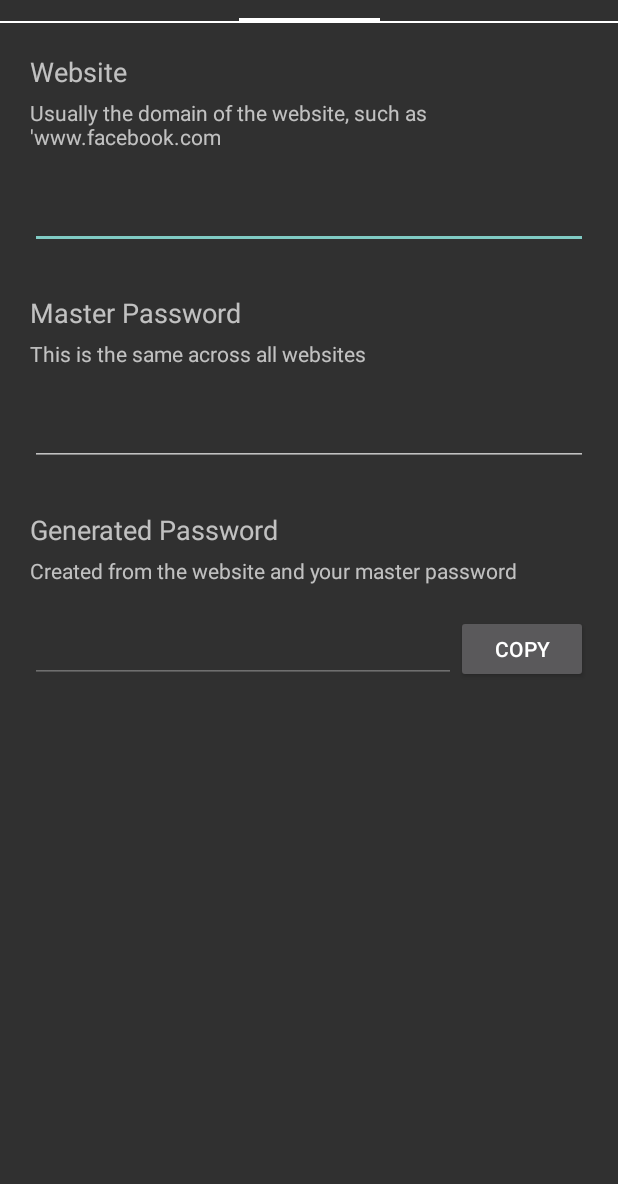
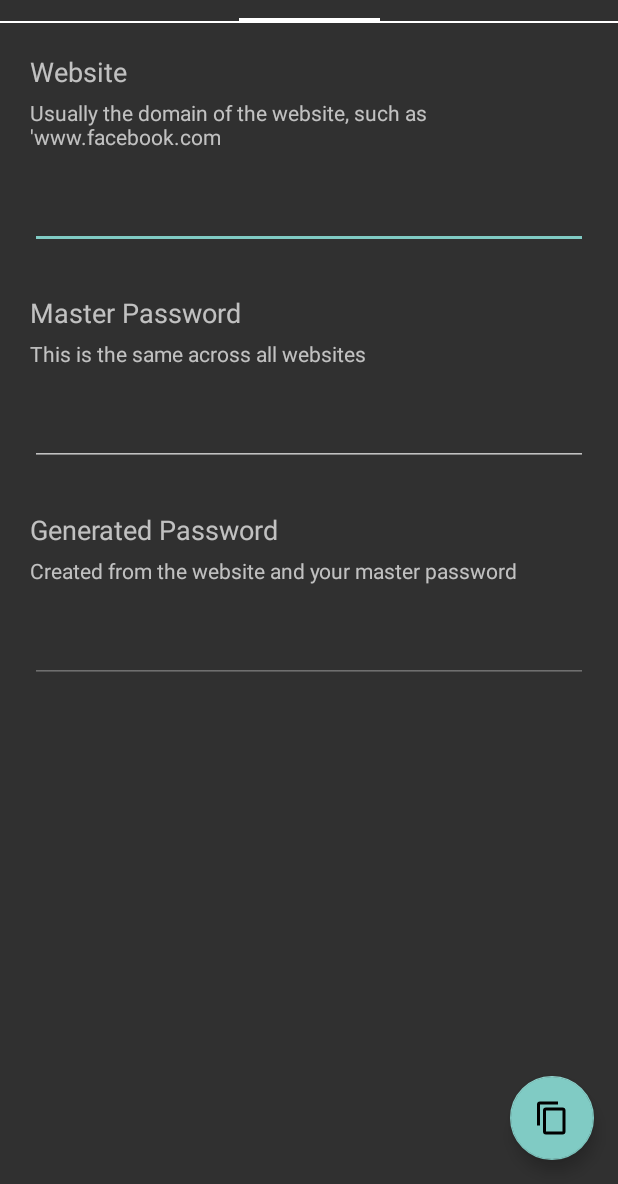
Before and after one commit to dave-cassettari/unique-password, an Android app: the screen it shows after launch (PasswordActivity), on a phone screen of 412 x 824 dp, the part 52-1236 px from its top. Run offline under Robolectric (Android 15) with nearby library versions, the phone set to English and light mode, and no system bars.

Commit message:
Added SQLite storage to Android application. Added floating action button to copy password.

```diff
--- a/Android/app/src/main/java/org/cassettari/uniquepassword/PasswordActivity.java
+++ b/Android/app/src/main/java/org/cassettari/uniquepassword/PasswordActivity.java
@@ -1,10 +1,12 @@
 package org.cassettari.uniquepassword;
 
 import android.os.Bundle;
+import android.support.design.widget.FloatingActionButton;
 import android.support.v4.app.FragmentActivity;
 import android.support.v4.view.ViewPager;
 import android.view.Menu;
 import android.view.MenuItem;
+import android.view.View;
 
 import org.cassettari.uniquepassword.fragments.DomainsFragment;
 import org.cassettari.uniquepassword.fragments.PasswordFragment;
@@ -98,6 +100,17 @@ public class PasswordActivity
 		viewPager.setAdapter(fragmentPagerAdapter);
 		viewPager.setCurrentItem(1, false);
 		viewPager.setOffscreenPageLimit(2);
+
+		final FloatingActionButton actionButton = (FloatingActionButton) findViewById(R.id.fab);
+
+		actionButton.setOnClickListener(new View.OnClickListener()
+		{
+			@Override
+			public void onClick(View v)
+			{
+				fragmentPassword.CopyToClipboard();
+			}
+		});
 	}
 
 	@Override
--- a/Android/app/src/main/java/org/cassettari/uniquepassword/fragments/DomainsFragment.java
+++ b/Android/app/src/main/java/org/cassettari/uniquepassword/fragments/DomainsFragment.java
@@ -1,8 +1,11 @@
 package org.cassettari.uniquepassword.fragments;
 
 import android.app.Activity;
+import android.content.ContentValues;
 import android.content.Context;
 import android.content.DialogInterface;
+import android.database.Cursor;
+import android.database.sqlite.SQLiteDatabase;
 import android.os.Bundle;
 import android.support.v7.app.AlertDialog;
 import android.view.LayoutInflater;
@@ -16,6 +19,7 @@ import android.widget.TextView;
 import org.cassettari.uniquepassword.KnownDomain;
 import org.cassettari.uniquepassword.R;
 import org.cassettari.uniquepassword.listeners.OnDomainChangedListener;
+import org.cassettari.uniquepassword.storage.DomainsDbHelper;
 
 import java.util.LinkedList;
 import java.util.List;
@@ -24,6 +28,7 @@ import java.util.Objects;
 public class DomainsFragment extends TitledFragment
 		implements AdapterView.OnItemClickListener, AdapterView.OnItemLongClickListener
 {
+	private DomainsDbHelper databaseHelper;
 	private KnownDomainAdapter listAdapter;
 	private OnDomainChangedListener domainChangedListener;
 
@@ -59,9 +64,25 @@ public class DomainsFragment extends TitledFragment
 		knownDomain.setMaximumLength(maxLength);
 		knownDomain.setSpecialCharacters(specialChars);
 
+		final SQLiteDatabase db = databaseHelper.getWritableDatabase();
+		final ContentValues values = new ContentValues();
+
+		values.put(DomainsDbHelper.DomainEntry.COLUMN_NAME_URL, knownDomain.getDomain());
+		values.put(DomainsDbHelper.DomainEntry.COLUMN_NAME_LENGTH, knownDomain.getMaximumLength());
+		values.put(DomainsDbHelper.DomainEntry.COLUMN_NAME_SPECIALS, knownDomain.getSpecialCharacters());
+
 		if (alreadyExisted)
 		{
 			listAdapter.remove(knownDomain);
+
+			final String selection = DomainsDbHelper.DomainEntry.COLUMN_NAME_URL + " LIKE ?";
+			final String[] arguments = {knownDomain.getDomain()};
+
+			db.update( DomainsDbHelper.DomainEntry.TABLE_NAME, values, selection, arguments);
+		}
+		else
+		{
+			db.insert(DomainsDbHelper.DomainEntry.TABLE_NAME, null, values);
 		}
 
 		listAdapter.insert(knownDomain, 0);
@@ -84,6 +105,12 @@ public class DomainsFragment extends TitledFragment
 					public void onClick(DialogInterface dialog, int id)
 					{
 						listAdapter.remove(knownDomain);
+
+						final SQLiteDatabase db = databaseHelper.getWritableDatabase();
+						final String selection = DomainsDbHelper.DomainEntry.COLUMN_NAME_URL + " LIKE ?";
+						final String[] arguments = {knownDomain.getDomain()};
+
+						db.delete(DomainsDbHelper.DomainEntry.TABLE_NAME, selection, arguments);
 					}
 				})
 				.setNegativeButton("No", new DialogInterface.OnClickListener()
@@ -101,6 +128,8 @@ public class DomainsFragment extends TitledFragment
 	public void onAttach(Context context)
 	{
 		super.onAttach(context);
+
+		databaseHelper = new DomainsDbHelper(context);
 
 		if (context instanceof OnDomainChangedListener)
 		{
@@ -120,6 +149,45 @@ public class DomainsFragment extends TitledFragment
 		listDomains.setOnItemClickListener(this);
 		listDomains.setOnItemLongClickListener(this);
 		listAdapter.setNotifyOnChange(true);
+
+		final String sortOrder = DomainsDbHelper.DomainEntry.COLUMN_NAME_UPDATED_ON + " ASC";
+		final SQLiteDatabase db = databaseHelper.getWritableDatabase();
+		final String[] projection = {
+				DomainsDbHelper.DomainEntry.COLUMN_NAME_URL,
+				DomainsDbHelper.DomainEntry.COLUMN_NAME_LENGTH,
+				DomainsDbHelper.DomainEntry.COLUMN_NAME_SPECIALS,
+		};
+
+		final Cursor cursor = db.query(
+				DomainsDbHelper.DomainEntry.TABLE_NAME,
+				projection,
+				null,
+				null,
+				null,
+				null,
+				sortOrder
+		);
+
+		if (cursor.moveToFirst())
+		{
+			do
+			{
+				String url = cursor.getString(cursor.getColumnIndex(DomainsDbHelper.DomainEntry.COLUMN_NAME_URL));
+				Integer length = cursor.getInt(cursor.getColumnIndex(DomainsDbHelper.DomainEntry.COLUMN_NAME_LENGTH));
+				String specials = cursor.getString(cursor.getColumnIndex(DomainsDbHelper.DomainEntry.COLUMN_NAME_SPECIALS));
+				KnownDomain domain = new KnownDomain(url);
+
+				if (length != 0)
+				{
+					domain.setMaximumLength(length);
+				}
+
+				domain.setSpecialCharacters(specials);
+
+				listAdapter.add(domain);
+			}
+			while (cursor.moveToNext());
+		}
 
 		return fragment;
 	}
@@ -169,11 +237,11 @@ public class DomainsFragment extends TitledFragment
 
 			if (view == null)
 			{
-				view = ((Activity)getContext()).getLayoutInflater().inflate(android.R.layout.two_line_list_item, null);
+				view = ((Activity) getContext()).getLayoutInflater().inflate(android.R.layout.two_line_list_item, null);
 			}
 
-			TextView textView1 = (TextView)view.findViewById(android.R.id.text1);
-			TextView textView2 = (TextView)view.findViewById(android.R.id.text2);
+			TextView textView1 = (TextView) view.findViewById(android.R.id.text1);
+			TextView textView2 = (TextView) view.findViewById(android.R.id.text2);
 
 			if (item != null)
 			{
--- a/Android/app/src/main/java/org/cassettari/uniquepassword/fragments/PasswordFragment.java
+++ b/Android/app/src/main/java/org/cassettari/uniquepassword/fragments/PasswordFragment.java
@@ -9,7 +9,6 @@ import android.text.TextWatcher;
 import android.view.LayoutInflater;
 import android.view.View;
 import android.view.ViewGroup;
-import android.widget.Button;
 import android.widget.EditText;
 import android.widget.Toast;
 
@@ -53,17 +52,6 @@ public class PasswordFragment extends TitledFragment implements TextWatcher
 		textMaster.addTextChangedListener(this);
 		textDomain.addTextChangedListener(this);
 
-		final Button buttonCopy = (Button) fragment.findViewById(R.id.buttonCopy);
-
-		buttonCopy.setOnClickListener(new View.OnClickListener()
-		{
-			@Override
-			public void onClick(View v)
-			{
-				CopyAndStore();
-			}
-		});
-
 		return fragment;
 	}
 
@@ -98,7 +86,7 @@ public class PasswordFragment extends TitledFragment implements TextWatcher
 		textHashed.setText(hashed);
 	}
 
-	private void CopyAndStore()
+	public void CopyToClipboard()
 	{
 		final String hashed = getHashed();
 
--- /dev/null
+++ b/Android/app/src/main/java/org/cassettari/uniquepassword/storage/DomainsDbHelper.java
@@ -0,0 +1,55 @@
+package org.cassettari.uniquepassword.storage;
+
+
+import android.content.Context;
+import android.database.sqlite.SQLiteDatabase;
+import android.database.sqlite.SQLiteOpenHelper;
+import android.provider.BaseColumns;
+
+public class DomainsDbHelper extends SQLiteOpenHelper
+{
+	private static final int DATABASE_VERSION = 1;
+	private static final String DATABASE_NAME = "settings.db";
+	private static final String SQL_CREATE =
+			"CREATE TABLE " + DomainEntry.TABLE_NAME + " (" +
+					DomainEntry.COLUMN_NAME_URL + " TEXT PRIMARY KEY NOT NULL, " +
+					DomainEntry.COLUMN_NAME_LENGTH + " INTEGER, " +
+					DomainEntry.COLUMN_NAME_SPECIALS + " TEXT," +
+					DomainEntry.COLUMN_NAME_UPDATED_ON + " DATE DEFAULT CURRENT_DATE);";
+	private static final String SQL_DELETE =
+			"DROP TABLE IF EXISTS " + DomainEntry.TABLE_NAME;
+
+	public DomainsDbHelper(Context context)
+	{
+		super(context, DATABASE_NAME, null, DATABASE_VERSION);
+	}
+
+	@Override
+	public void onCreate(SQLiteDatabase db)
+	{
+		db.execSQL(SQL_CREATE);
+	}
+
+	@Override
+	public void onUpgrade(SQLiteDatabase db, int oldVersion, int newVersion)
+	{
+		db.execSQL(SQL_DELETE);
+
+		onCreate(db);
+	}
+
+	@Override
+	public void onDowngrade(SQLiteDatabase db, int oldVersion, int newVersion)
+	{
+		onUpgrade(db, oldVersion, newVersion);
+	}
+
+	public static abstract class DomainEntry implements BaseColumns
+	{
+		public static final String TABLE_NAME = "domain";
+		public static final String COLUMN_NAME_URL = "url";
+		public static final String COLUMN_NAME_LENGTH = "length";
+		public static final String COLUMN_NAME_SPECIALS = "specials";
+		public static final String COLUMN_NAME_UPDATED_ON = "updated_on";
+	}
+}
--- /dev/null
+++ b/Android/app/src/main/res/drawable/content_copy.xml
@@ -0,0 +1,5 @@
+<?xml version="1.0"?>
+<!-- drawable/content_copy.xml -->
+    <vector android:viewportHeight="24" android:viewportWidth="24" android:width="24dp" android:height="24dp" xmlns:android="http://schemas.android.com/apk/res/android">
+    <path android:pathData="M19,21H8V7H19M19,5H8A2,2 0 0,0 6,7V21A2,2 0 0,0 8,23H19A2,2 0 0,0 21,21V7A2,2 0 0,0 19,5M16,1H4A2,2 0 0,0 2,3V17H4V3H16V1Z" android:fillColor="#000"/>
+</vector>
--- a/Android/app/src/main/res/layout/activity_password.xml
+++ b/Android/app/src/main/res/layout/activity_password.xml
@@ -1,10 +1,12 @@
 <?xml version="1.0" encoding="utf-8"?>
-<android.support.design.widget.CoordinatorLayout android:id="@+id/main_content"
+<android.support.design.widget.CoordinatorLayout
+    android:id="@+id/main_content"
     xmlns:android="http://schemas.android.com/apk/res/android"
     xmlns:app="http://schemas.android.com/apk/res-auto"
     xmlns:tools="http://schemas.android.com/tools"
     android:layout_width="match_parent"
     android:layout_height="match_parent"
+    android:clickable="false"
     android:fitsSystemWindows="true"
     tools:context="org.cassettari.uniquepassword.PasswordActivity">
 
@@ -19,9 +21,19 @@
             android:layout_width="match_parent"
             android:layout_height="wrap_content"
             android:layout_gravity="top"
-            android:paddingTop="15dp"
-            android:paddingBottom="15dp" />
+            android:paddingBottom="15dp"
+            android:paddingTop="15dp"/>
 
     </android.support.v4.view.ViewPager>
 
+    <android.support.design.widget.FloatingActionButton
+        android:id="@+id/fab"
+        android:layout_width="wrap_content"
+        android:layout_height="wrap_content"
+        android:layout_margin="16dp"
+        android:clickable="true"
+        android:src="@drawable/content_copy"
+        app:layout_anchor="@id/container"
+        app:layout_anchorGravity="bottom|right|end"/>
+
 </android.support.design.widget.CoordinatorLayout>
--- a/Android/app/src/main/res/layout/fragment_password.xml
+++ b/Android/app/src/main/res/layout/fragment_password.xml
@@ -1,117 +1,103 @@
 <?xml version="1.0" encoding="utf-8"?>
 <LinearLayout xmlns:android="http://schemas.android.com/apk/res/android"
-              android:orientation="vertical"
               android:layout_width="fill_parent"
               android:layout_height="fill_parent"
+              android:orientation="vertical"
     >
 
     <ScrollView
+        android:id="@+id/scrollViewPassword"
         android:layout_width="wrap_content"
-        android:layout_height="wrap_content"
-        android:id="@+id/scrollViewPassword">
+        android:layout_height="wrap_content">
 
         <LinearLayout
-            android:orientation="vertical"
             android:layout_width="match_parent"
             android:layout_height="wrap_content"
+            android:orientation="vertical"
             android:padding="20dp">
 
             <TextView
+                android:id="@+id/labelDomainText"
                 android:layout_width="match_parent"
                 android:layout_height="wrap_content"
-                android:textAppearance="?android:attr/textAppearanceMedium"
+                android:layout_marginBottom="5dp"
+                android:labelFor="@+id/editDomain"
                 android:text="Website"
-                android:id="@+id/labelDomainText"
-                android:layout_marginBottom="5dp"
-                android:labelFor="@+id/editDomain"/>
+                android:textAppearance="?android:attr/textAppearanceMedium"/>
 
             <TextView
+                android:id="@+id/labelDomainDesc"
                 android:layout_width="match_parent"
                 android:layout_height="wrap_content"
-                android:textAppearance="?android:attr/textAppearanceSmall"
+                android:labelFor="@+id/editDomain"
                 android:text="Usually the domain of the website, such as &apos;www.facebook.com"
-                android:id="@+id/labelDomainDesc"
-                android:labelFor="@+id/editDomain"/>
+                android:textAppearance="?android:attr/textAppearanceSmall"/>
 
             <EditText
+                android:id="@+id/editDomain"
                 android:layout_width="match_parent"
                 android:layout_height="wrap_content"
+                android:layout_marginBottom="30dp"
+                android:layout_marginTop="20dp"
+                android:ems="10"
                 android:inputType="textNoSuggestions|text"
-                android:ems="10"
-                android:id="@+id/editDomain"
-                android:layout_marginTop="20dp"
-                android:layout_marginBottom="30dp"
-                android:singleLine="true"
-                android:password="false"/>
-
-            <TextView
-                android:layout_width="match_parent"
-                android:layout_height="wrap_content"
-                android:textAppearance="?android:attr/textAppearanceMedium"
-                android:text="Master Password"
-                android:id="@+id/labelMasterText"
-                android:layout_marginBottom="5dp"
-                android:labelFor="@+id/editMaster"/>
-
-            <TextView
-                android:layout_width="match_parent"
-                android:layout_height="wrap_content"
-                android:textAppearance="?android:attr/textAppearanceSmall"
-                android:text="This is the same across all websites"
-                android:id="@+id/labelMasterDesc"
-                android:labelFor="@+id/editMaster"/>
-
-            <EditText
-                android:layout_width="match_parent"
-                android:layout_height="wrap_content"
-                android:inputType="textNoSuggestions|textPassword|text"
-                android:ems="10"
-                android:id="@+id/editMaster"
-                android:layout_marginTop="20dp"
-                android:layout_marginBottom="30dp"
+                android:password="false"
                 android:singleLine="true"/>
 
             <TextView
+                android:id="@+id/labelMasterText"
                 android:layout_width="match_parent"
                 android:layout_height="wrap_content"
-                android:textAppearance="?android:attr/textAppearanceMedium"
-                android:text="Generated Password"
-                android:id="@+id/labelHashedText"
                 android:layout_marginBottom="5dp"
-                android:labelFor="@+id/editHashed"/>
+                android:labelFor="@+id/editMaster"
+                android:text="Master Password"
+                android:textAppearance="?android:attr/textAppearanceMedium"/>
 
             <TextView
+                android:id="@+id/labelMasterDesc"
                 android:layout_width="match_parent"
                 android:layout_height="wrap_content"
-                android:textAppearance="?android:attr/textAppearanceSmall"
-                android:text="Created from the website and your master password"
-                android:id="@+id/labelHashedDesc"
-                android:labelFor="@+id/editHashed"/>
+                android:labelFor="@+id/editMaster"
+                android:text="This is the same across all websites"
+                android:textAppearance="?android:attr/textAppearanceSmall"/>
 
-            <LinearLayout
-                android:orientation="horizontal"
+            <EditText
+                android:id="@+id/editMaster"
                 android:layout_width="match_parent"
                 android:layout_height="wrap_content"
+                android:layout_marginBottom="30dp"
                 android:layout_marginTop="20dp"
-                android:layout_marginBottom="30dp">
+                android:ems="10"
+                android:inputType="textNoSuggestions|textPassword|text"
+                android:singleLine="true"/>
 
-                <EditText
-                    android:layout_width="fill_parent"
-                    android:layout_height="wrap_content"
-                    android:ems="10"
-                    android:id="@+id/editHashed"
-                    android:layout_weight="1"
-                    android:singleLine="true"
-                    android:inputType="textPassword"
-                    android:enabled="false"/>
+            <TextView
+                android:id="@+id/labelHashedText"
+                android:layout_width="match_parent"
+                android:layout_height="wrap_content"
+                android:layout_marginBottom="5dp"
+                android:labelFor="@+id/editHashed"
+                android:text="Generated Password"
+                android:textAppearance="?android:attr/textAppearanceMedium"/>
 
-                <Button
-                    android:layout_width="wrap_content"
-                    android:layout_height="match_parent"
-                    android:text="Copy"
-                    android:id="@+id/buttonCopy"
-                    android:layout_weight="0"/>
-            </LinearLayout>
+            <TextView
+                android:id="@+id/labelHashedDesc"
+                android:layout_width="match_parent"
+                android:layout_height="wrap_content"
+                android:labelFor="@+id/editHashed"
+                android:text="Created from the website and your master password"
+                android:textAppearance="?android:attr/textAppearanceSmall"/>
+
+            <EditText
+                android:id="@+id/editHashed"
+                android:layout_width="match_parent"
+                android:layout_height="wrap_content"
+                android:layout_marginBottom="30dp"
+                android:layout_marginTop="20dp"
+                android:ems="10"
+                android:enabled="false"
+                android:inputType="textPassword"
+                android:singleLine="true"/>
         </LinearLayout>
     </ScrollView>
 
```
Lines whose indentation alone changed are shown as unchanged.
